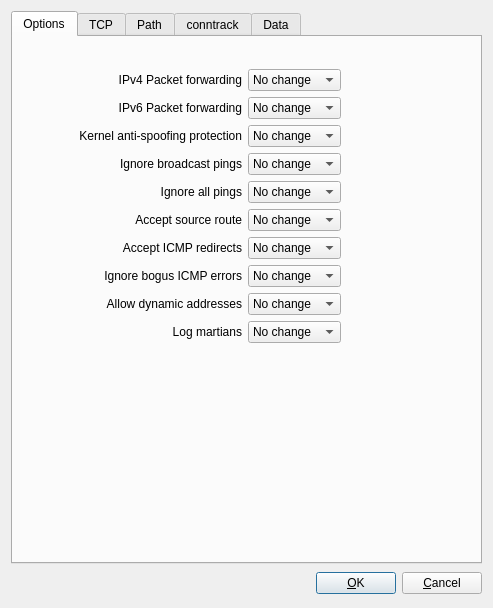
Above: src/firewallfabrik/gui/ui/linuxsettingsdialog_q.ui from Linuxfabrik/firewallfabrik before the change. Below: the same form after it.
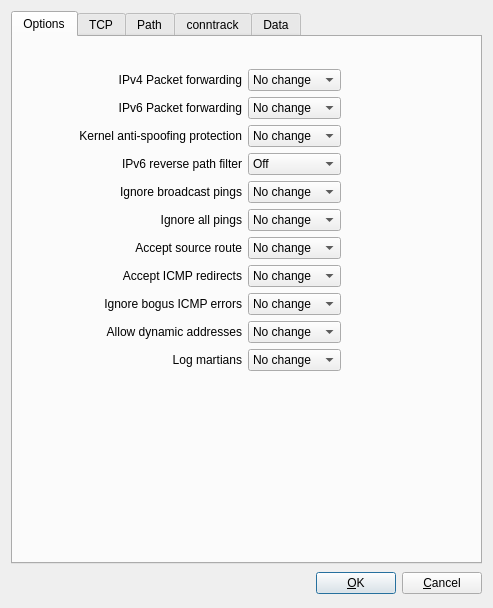
That is the form after the change.

Commit message: feat(compiler): an IPv6 reverse path filter in the host settings

What changed in the file:
```diff
--- a/src/firewallfabrik/gui/ui/linuxsettingsdialog_q.ui
+++ b/src/firewallfabrik/gui/ui/linuxsettingsdialog_q.ui
@@ -90,7 +90,7 @@
          </item>
         </widget>
        </item>
-       <item row="1" column="3" rowspan="7">
+       <item row="1" column="3" rowspan="8">
         <spacer>
          <property name="orientation">
           <enum>Qt::Orientation::Horizontal</enum>
@@ -176,6 +176,35 @@
         </widget>
        </item>
        <item row="4" column="0" colspan="2">
+        <widget class="QLabel" name="label_ipv6_rpfilter">
+         <property name="text">
+          <string>IPv6 reverse path filter</string>
+         </property>
+         <property name="alignment">
+          <set>Qt::AlignmentFlag::AlignRight|Qt::AlignmentFlag::AlignTrailing|Qt::AlignmentFlag::AlignVCenter</set>
+         </property>
+        </widget>
+       </item>
+       <item row="4" column="2">
+        <widget class="QComboBox" name="linux24_ipv6_rpfilter">
+         <item>
+          <property name="text">
+           <string>Off</string>
+          </property>
+         </item>
+         <item>
+          <property name="text">
+           <string>On</string>
+          </property>
+         </item>
+         <item>
+          <property name="text">
+           <string>Loose</string>
+          </property>
+         </item>
+        </widget>
+       </item>
+       <item row="5" column="0" colspan="2">
         <widget class="QLabel" name="label370">
          <property name="text">
           <string>Ignore broadcast pings</string>
@@ -188,7 +217,7 @@
          </property>
         </widget>
        </item>
-       <item row="4" column="2">
+       <item row="5" column="2">
         <widget class="QComboBox" name="linux24_icmp_echo_ignore_broadcasts">
          <item>
           <property name="text">
@@ -207,7 +236,7 @@
          </item>
         </widget>
        </item>
-       <item row="5" column="0" colspan="2">
+       <item row="6" column="0" colspan="2">
         <widget class="QLabel" name="label386">
          <property name="text">
           <string>Ignore all pings</string>
@@ -220,7 +249,7 @@
          </property>
         </widget>
        </item>
-       <item row="5" column="2">
+       <item row="6" column="2">
         <widget class="QComboBox" name="linux24_icmp_echo_ignore_all">
          <item>
           <property name="text">
@@ -239,7 +268,7 @@
          </item>
         </widget>
        </item>
-       <item row="6" column="0" colspan="2">
+       <item row="7" column="0" colspan="2">
         <widget class="QLabel" name="label371">
          <property name="text">
           <string>Accept source route</string>
@@ -252,7 +281,7 @@
          </property>
         </widget>
        </item>
-       <item row="6" column="2">
+       <item row="7" column="2">
         <widget class="QComboBox" name="linux24_accept_source_route">
          <item>
           <property name="text">
@@ -271,7 +300,7 @@
          </item>
         </widget>
        </item>
-       <item row="7" column="0" colspan="2">
+       <item row="8" column="0" colspan="2">
         <widget class="QLabel" name="label373">
          <property name="text">
           <string>Accept ICMP redirects</string>
@@ -284,7 +313,7 @@
          </property>
         </widget>
        </item>
-       <item row="7" column="2">
+       <item row="8" column="2">
         <widget class="QComboBox" name="linux24_accept_redirects">
          <item>
           <property name="text">
@@ -303,7 +332,7 @@
          </item>
         </widget>
        </item>
-       <item row="8" column="0" colspan="2">
+       <item row="9" column="0" colspan="2">
         <widget class="QLabel" name="label374">
          <property name="text">
           <string>Ignore bogus ICMP errors</string>
@@ -316,7 +345,7 @@
          </property>
         </widget>
        </item>
-       <item row="8" column="2">
+       <item row="9" column="2">
         <widget class="QComboBox" name="linux24_icmp_ignore_bogus_error_responses">
          <item>
           <property name="text">
@@ -335,7 +364,7 @@
          </item>
         </widget>
        </item>
-       <item row="9" column="0" colspan="2">
+       <item row="10" column="0" colspan="2">
         <widget class="QLabel" name="label375">
          <property name="text">
           <string>Allow dynamic addresses</string>
@@ -348,7 +377,7 @@
          </property>
         </widget>
        </item>
-       <item row="9" column="2">
+       <item row="10" column="2">
         <widget class="QComboBox" name="linux24_ip_dynaddr">
          <item>
           <property name="text">
@@ -367,7 +396,7 @@
          </item>
         </widget>
        </item>
-       <item row="10" column="0">
+       <item row="11" column="0">
         <spacer>
          <property name="orientation">
           <enum>Qt::Orientation::Horizontal</enum>
@@ -383,7 +412,7 @@
          </property>
         </spacer>
        </item>
-       <item row="10" column="1">
+       <item row="11" column="1">
         <widget class="QLabel" name="label380">
          <property name="text">
           <string>Log martians</string>
@@ -396,7 +425,7 @@
          </property>
         </widget>
        </item>
-       <item row="10" column="2">
+       <item row="11" column="2">
         <widget class="QComboBox" name="linux24_log_martians">
          <property name="whatsThis">
           <string comment="whats this comment">whats this text</string>
@@ -418,7 +447,7 @@
          </item>
         </widget>
        </item>
-       <item row="11" column="2">
+       <item row="12" column="2">
         <spacer>
          <property name="orientation">
           <enum>Qt::Orientation::Vertical</enum>
```
Left out of the diff: 1 changed line with no effect on the pictures. The commit also changes 13 other files.
